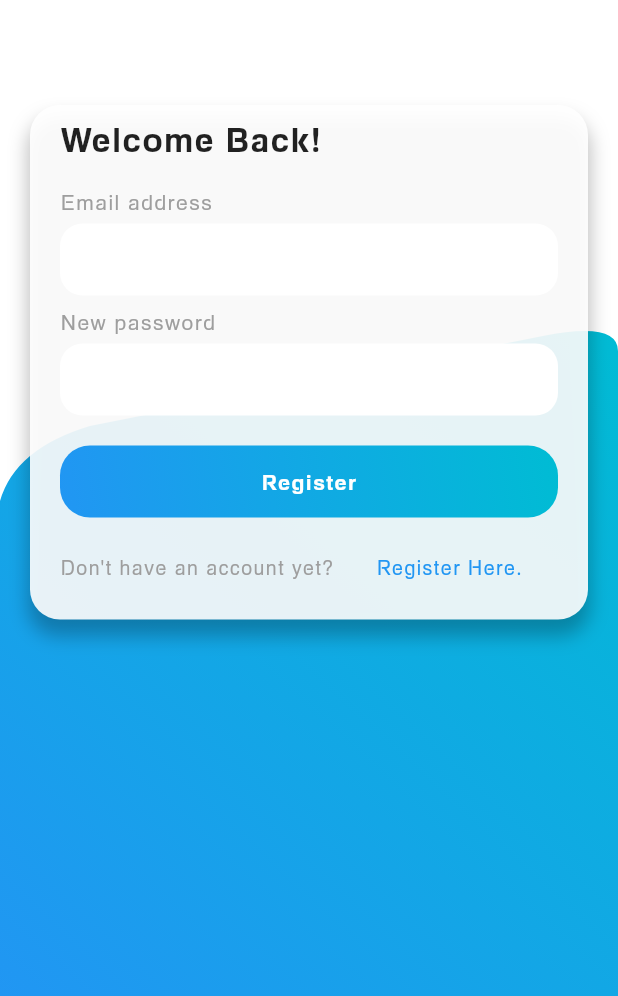
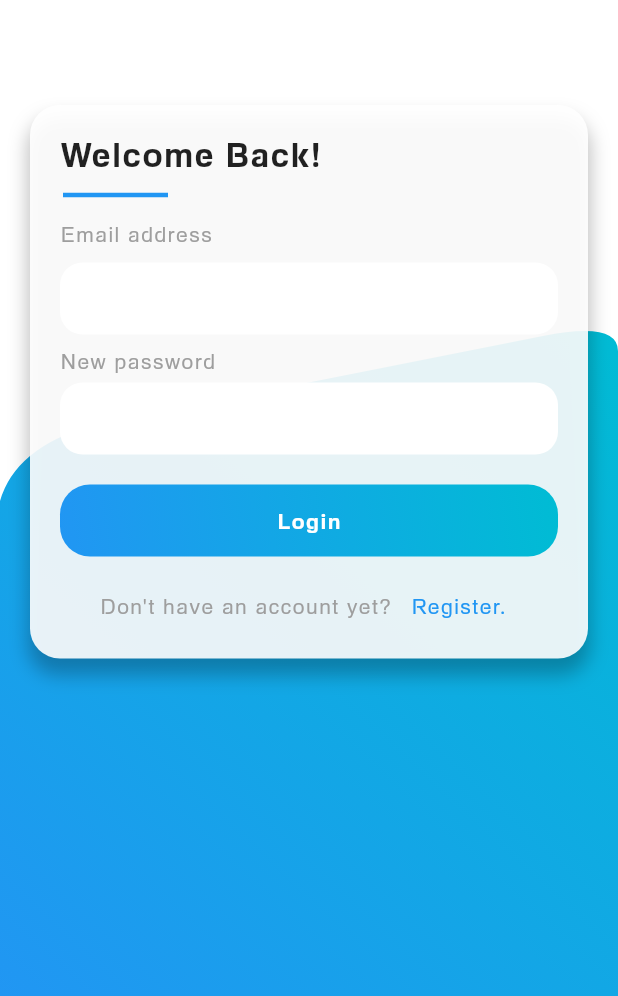
Before and after one commit to YonasAlem/covid_result_app, a Flutter app: the LoginView screen opened directly, on a phone screen of 412 x 824 dp, the part 240-1236 px from its top. Run offline on Flutter 3.47's test engine with Material 2 defaults, Android fonts, the phone set to English and light mode, and no system bars.

Commit message:
minimizing code and some styling

```diff
--- a/lib/views/login_view.dart
+++ b/lib/views/login_view.dart
@@ -1,9 +1,14 @@
 import 'package:covid_result_app/views/register_view.dart';
+import 'package:covid_result_app/widgets/auth_views_widgets/logo_and_title.dart';
 import 'package:covid_result_app/widgets/scaffold_background.dart';
+import 'package:covid_result_app/widgets/submit_button_small.dart';
+import 'package:covid_result_app/widgets/text_widget_big.dart';
+import 'package:covid_result_app/widgets/text_widget_small.dart';
 import 'package:flutter/material.dart';
 
 import '../utils/colors.dart';
 import '../widgets/auth_views_widgets/auth_text_field.dart';
+import '../widgets/submit_button_big.dart';
 
 class LoginView extends StatefulWidget {
   const LoginView({Key? key}) : super(key: key);
@@ -13,9 +18,6 @@ class LoginView extends StatefulWidget {
 }
 
 class _LoginViewState extends State<LoginView> {
-  final String logoSrc = 'assets/images/logo.png';
-  final String appTitle = 'Covid Result\nChecker';
-
   final TextEditingController _email = TextEditingController();
   final TextEditingController _password = TextEditingController();
 
@@ -43,28 +45,7 @@ class _LoginViewState extends State<LoginView> {
           padding: const EdgeInsets.symmetric(horizontal: 20),
           child: Column(
             children: [
-              const SizedBox(height: 80),
-              Row(
-                mainAxisAlignment: MainAxisAlignment.center,
-                children: [
-                  Image.asset(
-                    logoSrc,
-                    height: 80,
-                  ),
-                  SizedBox(width: 10),
-                  Text(
-                    appTitle,
-                    textAlign: TextAlign.center,
-                    style: TextStyle(
-                      fontFamily: 'Black',
-                      fontSize: 26,
-                      letterSpacing: 1,
-                      color: Colors.grey[800]!,
-                    ),
-                  ),
-                ],
-              ),
-              const SizedBox(height: 70),
+              const LogoAndTitle(),
               Container(
                 padding: const EdgeInsets.symmetric(vertical: 10, horizontal: 20),
                 decoration: BoxDecoration(
@@ -93,79 +74,41 @@ class _LoginViewState extends State<LoginView> {
     return Column(
       crossAxisAlignment: CrossAxisAlignment.start,
       children: [
-        const Text(
-          'Welcome Back!',
-          style: TextStyle(
-            letterSpacing: 1,
-            fontSize: 22,
-            fontFamily: 'Bold',
+        const SizedBox(height: 10),
+        const TextWidgetBig(text: 'Welcome Back!'),
+        const SizedBox(height: 5),
+        const Divider(
+          indent: 2,
+          endIndent: 260,
+          thickness: 3,
+          color: Colors.blue,
         ),
-        ),
-        const SizedBox(height: 20),
-        const Text(
-          'Email address',
-          style: TextStyle(
-            color: Colors.grey,
-            letterSpacing: 1,
-          ),
-        ),
+        const TextWidgetSmall(text: 'Email address'),
         const SizedBox(height: 5),
         AuthTextField(
           controller: _email,
         ),
-        const SizedBox(height: 10),
-        const Text(
-          'New password',
-          style: TextStyle(
-            color: Colors.grey,
-            letterSpacing: 1,
-          ),
-        ),
-        const SizedBox(height: 5),
+        const TextWidgetSmall(text: 'New password'),
         AuthTextField(
           controller: _password,
           isPassword: _password.text.isEmpty ? false : true,
         ),
         const SizedBox(height: 20),
-        Container(
-          height: 48,
-          width: double.maxFinite,
-          decoration: BoxDecoration(
-            borderRadius: BorderRadius.circular(20),
+        SubmitButtonBig(
+          onTap: () {},
+          text: 'Login',
           gradient: gradient1,
-          ),
-          child: ElevatedButton(
-            onPressed: () {},
-            style: ElevatedButton.styleFrom(
-                primary: Colors.transparent,
-                shadowColor: Colors.transparent,
-                shape: RoundedRectangleBorder(
-                  borderRadius: BorderRadius.circular(20),
-                )),
-            child: const Text(
-              'Register',
-              style: TextStyle(
-                letterSpacing: 1,
-                fontFamily: 'Bold',
-              ),
-            ),
-          ),
         ),
         const SizedBox(height: 10),
         Row(
           mainAxisAlignment: MainAxisAlignment.center,
           children: [
-            const Text(
-              "Don't have an account yet? ",
-              style: TextStyle(
-                color: Colors.grey,
-                letterSpacing: 1,
-                fontSize: 13,
+            const TextWidgetSmall(
+              text: "Don't have an account yet? ",
+              havePadding: false,
             ),
-            ),
-            Expanded(
-              child: TextButton(
-                onPressed: () {
+            SubmitButtonSmall(
+              onTap: () {
                 Navigator.of(context).pushAndRemoveUntil(
                   MaterialPageRoute(
                     builder: (context) {
@@ -175,16 +118,9 @@ class _LoginViewState extends State<LoginView> {
                   (route) => false,
                 );
               },
-                child: const Text(
-                  'Register Here.',
-                  style: TextStyle(
-                    letterSpacing: 1,
-                    color: Colors.blue,
-                    fontSize: 13,
-                  ),
-                ),
-              ),
-            ),
+              context: context,
+              text: 'Register.',
+            )
           ],
         ),
       ],
--- a/lib/views/register_view.dart
+++ b/lib/views/register_view.dart
@@ -61,7 +61,7 @@ class _RegisterViewState extends State<RegisterView> {
                   boxShadow: const [
                     BoxShadow(
                       color: Colors.black26,
-                      blurRadius: 15,
+                      blurRadius: 10,
                       spreadRadius: 1,
                       offset: Offset(0, 10),
                     ),
@@ -110,10 +110,14 @@ class _RegisterViewState extends State<RegisterView> {
           text: 'Register',
           gradient: gradient1,
         ),
+        const SizedBox(height: 10),
         Row(
           mainAxisAlignment: MainAxisAlignment.center,
           children: [
-            const TextWidgetSmall(text: 'Already have an account? '),
+            const TextWidgetSmall(
+              text: 'Already have an account? ',
+              havePadding: false,
+            ),
             SubmitButtonSmall(
               onTap: () {
                 Navigator.of(context).pushAndRemoveUntil(
@@ -125,7 +129,7 @@ class _RegisterViewState extends State<RegisterView> {
                   (route) => false,
                 );
               },
-              text: 'Login Here.',
+              text: 'Login.',
               context: context,
             ),
           ],
--- a/lib/widgets/text_widget_small.dart
+++ b/lib/widgets/text_widget_small.dart
@@ -1,15 +1,21 @@
 import 'package:flutter/material.dart';
 
 class TextWidgetSmall extends StatelessWidget {
-  const TextWidgetSmall({Key? key, required this.text, this.fontSize}) : super(key: key);
+  const TextWidgetSmall({
+    Key? key,
+    required this.text,
+    this.fontSize,
+    this.havePadding = true,
+  }) : super(key: key);
 
   final String text;
   final double? fontSize;
+  final bool havePadding;
 
   @override
   Widget build(BuildContext context) {
     return Padding(
-      padding: const EdgeInsets.only(top: 10, bottom: 5),
+      padding: EdgeInsets.only(top: havePadding ? 10 : 0, bottom: havePadding ? 5 : 0),
       child: Text(
         text,
         style: TextStyle(
```
Lines whose indentation alone changed are shown as unchanged.
